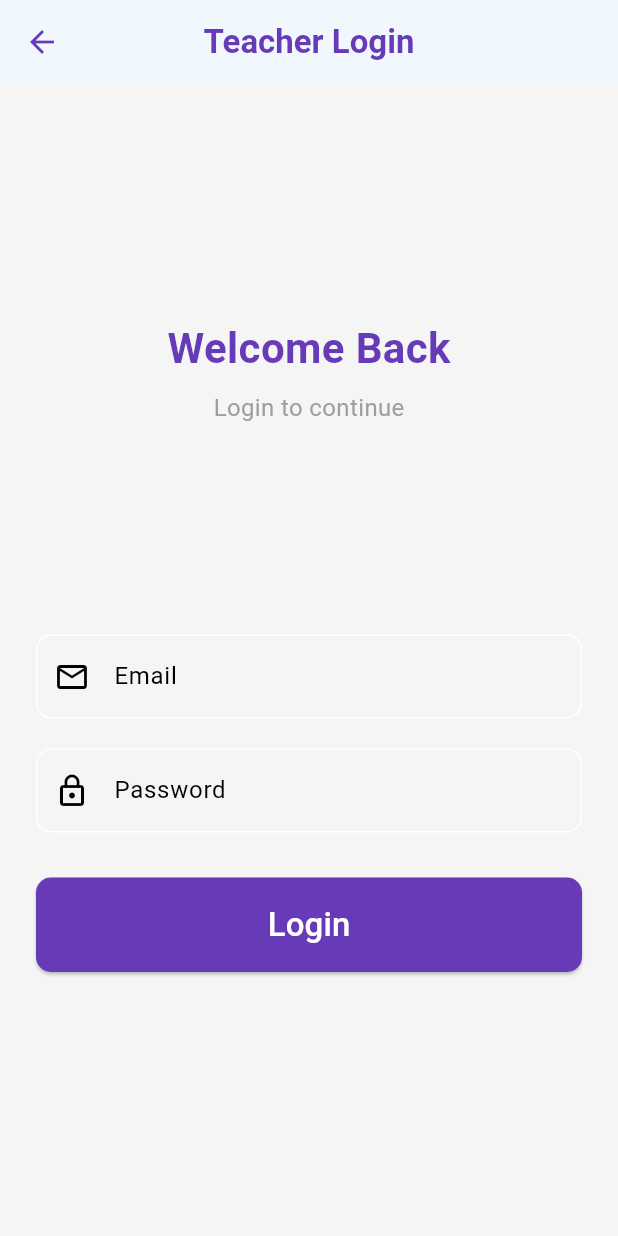
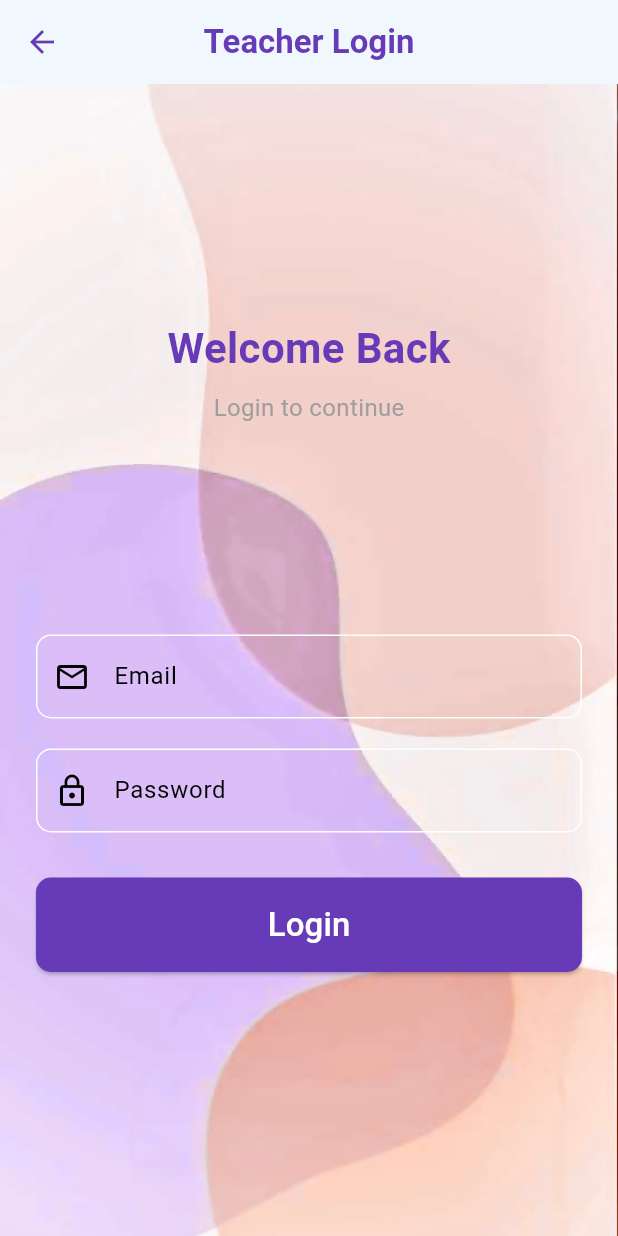
Before and after one commit to jadhavswapnil01/Flutter_Attendance, a Flutter app: the screen it shows after launch, after a tap on "Teacher Login", on a phone screen of 412 x 824 dp. Run offline on Flutter 3.47's test engine with Material 3 defaults, Android fonts, the phone set to English and light mode, and no system bars; our stand-ins replace image_picker, location, sqflite; missing offline and left inert: wifi_iot; accounts and stored records are empty; network calls fail.

Commit message:
background changed

```diff
--- a/lib/main.dart
+++ b/lib/main.dart
@@ -5,6 +5,8 @@ import 'screens/student_register.dart';
 import 'screens/teacher_login.dart';
 import 'screens/teacher_register.dart';
 import 'helpers/database_helper.dart';
+import 'package:untitled4/screens/background_scaffold.dart';
+
 void main() {
   runApp(const MyApp());
 }
@@ -33,7 +35,7 @@ class HomeScreen extends StatelessWidget {
 
   @override
   Widget build(BuildContext context) {
-    return Scaffold(
+    return BackgroundScaffold(
       appBar: AppBar(
         title: const Text(
           'Attendance App',
@@ -51,13 +53,13 @@ class HomeScreen extends StatelessWidget {
         ),
       ),
       body: Container(
-        decoration: const BoxDecoration(
-          gradient: LinearGradient(
-            colors: [Color(0xFFEDE7F6), Color(0xFFD1C4E9)],
-            begin: Alignment.topCenter,
-            end: Alignment.bottomCenter,
-          ),
-        ),
+        // decoration: const BoxDecoration(
+        //   gradient: LinearGradient(
+        //     //colors: [Color(0xFFEDE7F6), Color(0xFFD1C4E9)],
+        //     begin: Alignment.topCenter,
+        //     end: Alignment.bottomCenter,
+        //   ),
+        // ),
         child: Center(
           child: SingleChildScrollView(
             child: Padding(
@@ -130,11 +132,12 @@ class HomeScreen extends StatelessWidget {
                 child: Container(
                   height: 60,
                   decoration: BoxDecoration(
-                    color: Colors.white,
+                    color: const Color.fromARGB(0, 184, 89, 213),
+                    border: Border.all(color: const Color.fromARGB(255, 255, 255, 255)),
                     borderRadius: BorderRadius.circular(12),
                     boxShadow: [
                       BoxShadow(
-                        color: Colors.black.withOpacity(0.1),
+                        color: const Color.fromARGB(255, 255, 250, 250).withOpacity(0.1),
                         blurRadius: 10,
                         offset: const Offset(0, 4),
                       ),
@@ -170,10 +173,10 @@ class StudentsList extends StatelessWidget {
 
   @override
   Widget build(BuildContext context) {
-    return Scaffold(
+    return BackgroundScaffold(
       appBar: AppBar(
         title: const Text('Stored Students'),
-        backgroundColor: const Color(0xFF1976D2),
+        backgroundColor: const Color(0xFF673AB7),
       ),
       body: FutureBuilder<List<Map<String, dynamic>>>(
         future: DatabaseHelper.fetchAllStudents(),
--- a/lib/screens/add_class.dart
+++ b/lib/screens/add_class.dart
@@ -1,6 +1,7 @@
 import 'package:flutter/material.dart';
 import 'package:http/http.dart' as http;
 import 'constants.dart';
+import 'package:untitled4/screens/background_scaffold.dart';
 
 class AddClassScreen extends StatefulWidget {
   const AddClassScreen({super.key});
@@ -45,7 +46,7 @@ class _AddClassScreenState extends State<AddClassScreen> {
 
   @override
   Widget build(BuildContext context) {
-    return Scaffold(
+    return BackgroundScaffold(
       appBar: AppBar(title: Text('Add Class and Subjects')),
       body: Padding(
         padding: const EdgeInsets.all(16.0),
--- /dev/null
+++ b/lib/screens/background_scaffold.dart
@@ -0,0 +1,35 @@
+import 'package:flutter/material.dart';
+
+class BackgroundScaffold extends StatelessWidget {
+  final Widget body;
+  final AppBar? appBar;
+  final Widget? floatingActionButton;
+
+  const BackgroundScaffold({
+    required this.body,
+    this.appBar,
+    this.floatingActionButton,
+    Key? key,
+  }) : super(key: key);
+
+  @override
+  Widget build(BuildContext context) {
+    return Scaffold(
+      appBar: appBar,
+      body: Stack(
+        children: [
+          Container(
+            decoration: BoxDecoration(
+              image: DecorationImage(
+                image: AssetImage('assets/images/z.jpeg'),
+                fit: BoxFit.cover,
+              ),
+            ),
+          ),
+          body,
+        ],
+      ),
+      floatingActionButton: floatingActionButton,
+    );
+  }
+}
--- a/lib/screens/student_login.dart
+++ b/lib/screens/student_login.dart
@@ -4,6 +4,7 @@ import 'package:http/http.dart' as http;
 import '../helpers/database_helper.dart';
 import './student_dashboard.dart';
 import 'constants.dart';
+import 'package:untitled4/screens/background_scaffold.dart';
 import 'student_register.dart';
 
 class StudentLogin extends StatefulWidget {
@@ -101,8 +102,7 @@ class _StudentLoginState extends State<StudentLogin> {
 
   @override
   Widget build(BuildContext context) {
-    return Scaffold(
-      backgroundColor: Colors.grey[100],
+    return BackgroundScaffold(
       appBar: AppBar(
         backgroundColor: Colors.white,
         elevation: 2,
--- a/lib/screens/student_register.dart
+++ b/lib/screens/student_register.dart
@@ -7,6 +7,7 @@ import 'package:uuid/uuid.dart';
 import '../helpers/database_helper.dart'; // Adjust as per your structure
 import '../screens/student_login.dart';
 import 'constants.dart';
+import 'package:untitled4/screens/background_scaffold.dart';
 
 class StudentRegister extends StatefulWidget {
   const StudentRegister({super.key});
@@ -134,8 +135,7 @@ class _StudentRegisterState extends State<StudentRegister> {
 
   @override
   Widget build(BuildContext context) {
-    return Scaffold(
-      backgroundColor: Colors.grey[100],
+    return BackgroundScaffold(
       appBar: AppBar(
         backgroundColor: Colors.white,
         elevation: 2,
--- a/lib/screens/teacher_dashboard.dart
+++ b/lib/screens/teacher_dashboard.dart
@@ -5,6 +5,8 @@ import 'package:location/location.dart';
 import 'package:http/http.dart' as http;
 import 'constants.dart';
 import 'package:wifi_iot/wifi_iot.dart';
+import 'package:untitled4/screens/background_scaffold.dart';
+
 
 class TeacherDashboard extends StatefulWidget {
   final String email;
@@ -222,7 +224,7 @@ Future<void> activateHotspot() async {
 
   @override
   Widget build(BuildContext context) {
-    return Scaffold(
+    return BackgroundScaffold(
       appBar: AppBar(
         title: const Text('Teacher Dashboard'),
       ),
--- a/lib/screens/teacher_login.dart
+++ b/lib/screens/teacher_login.dart
@@ -3,6 +3,8 @@ import 'package:flutter/material.dart';
 import 'package:http/http.dart' as http;
 import '../screens/teacher_dashboard.dart';
 import 'constants.dart';
+import 'package:untitled4/screens/background_scaffold.dart';
+
 
 class TeacherLogin extends StatefulWidget {
   const TeacherLogin({Key? key}) : super(key: key);
@@ -66,8 +68,7 @@ class _TeacherLoginState extends State<TeacherLogin> {
 
   @override
   Widget build(BuildContext context) {
-    return Scaffold(
-      backgroundColor: Colors.grey[100],
+    return BackgroundScaffold(
       appBar: AppBar(
         backgroundColor: Colors.white,
         elevation: 2,
@@ -163,7 +164,7 @@ class _TeacherLoginState extends State<TeacherLogin> {
                       ),
                       child: _isLoading
                           ? const CircularProgressIndicator(
-                              color: Colors.white,
+                              color: Color.fromARGB(255, 111, 29, 173),
                             )
                           : const Text(
                               'Login',
--- a/lib/screens/teacher_register.dart
+++ b/lib/screens/teacher_register.dart
@@ -3,6 +3,8 @@ import 'package:flutter/material.dart';
 import 'package:http/http.dart' as http;
 import 'constants.dart';
 import 'teacher_login.dart';
+import 'package:untitled4/screens/background_scaffold.dart';
+
 
 class TeacherRegister extends StatefulWidget {
   const TeacherRegister({Key? key}) : super(key: key);
@@ -73,8 +75,8 @@ class _TeacherRegisterState extends State<TeacherRegister> {
 
   @override
   Widget build(BuildContext context) {
-    return Scaffold(
-      backgroundColor: Colors.grey[100],
+    return BackgroundScaffold(
+
       appBar: AppBar(
         backgroundColor: Colors.white,
         elevation: 2,
--- a/pubspec.yaml
+++ b/pubspec.yaml
@@ -68,9 +68,9 @@ flutter:
   uses-material-design: true
 
   # To add assets to your application, add an assets section, like this:
-  # assets:
-  #   - images/a_dot_burr.jpeg
-  #   - images/a_dot_ham.jpeg
+  assets:
+    - assets/images/
+    - assets/icons/
 
   # An image asset can refer to one or more resolution-specific "variants", see
   # https://flutter.dev/to/resolution-aware-images
```
Also changed, not shown: lib/screens/student_dashboard.dart (+4 -12 lines), assets/icons/chat.svg (added), assets/icons/facebook.svg (added), assets/icons/google-plus.svg (added), assets/icons/login.svg (added), assets/icons/signup.svg (added), assets/icons/twitter.svg (added), assets/images/y.jpeg (added), assets/images/z.jpeg (added), pubspec.lock.
